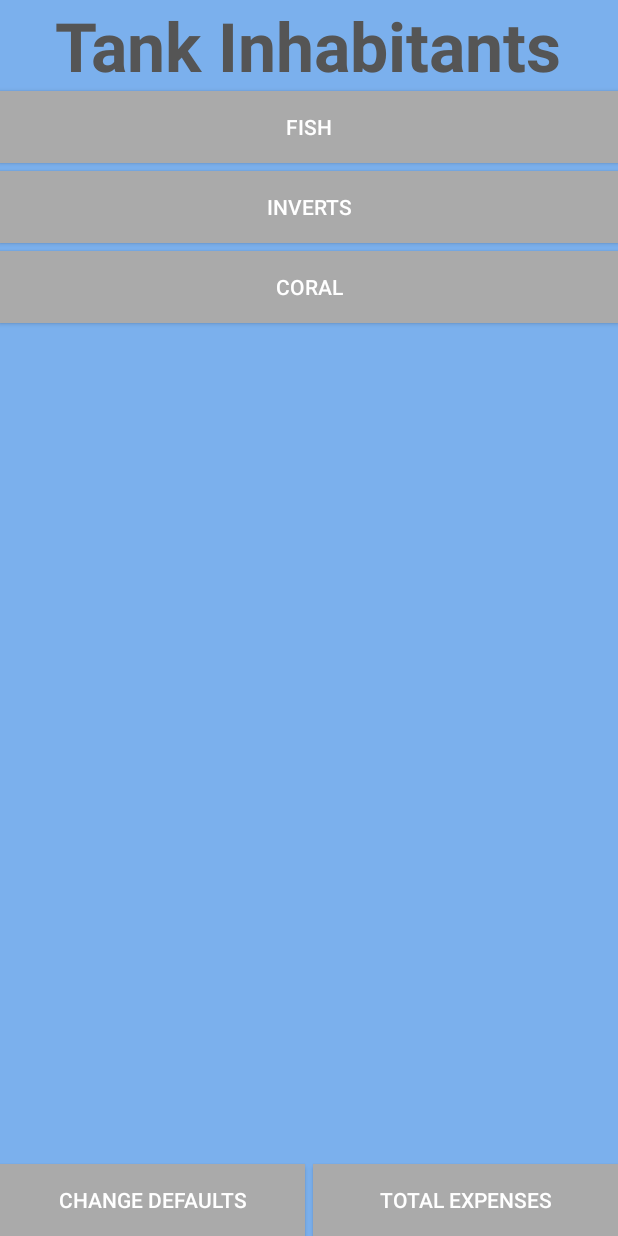
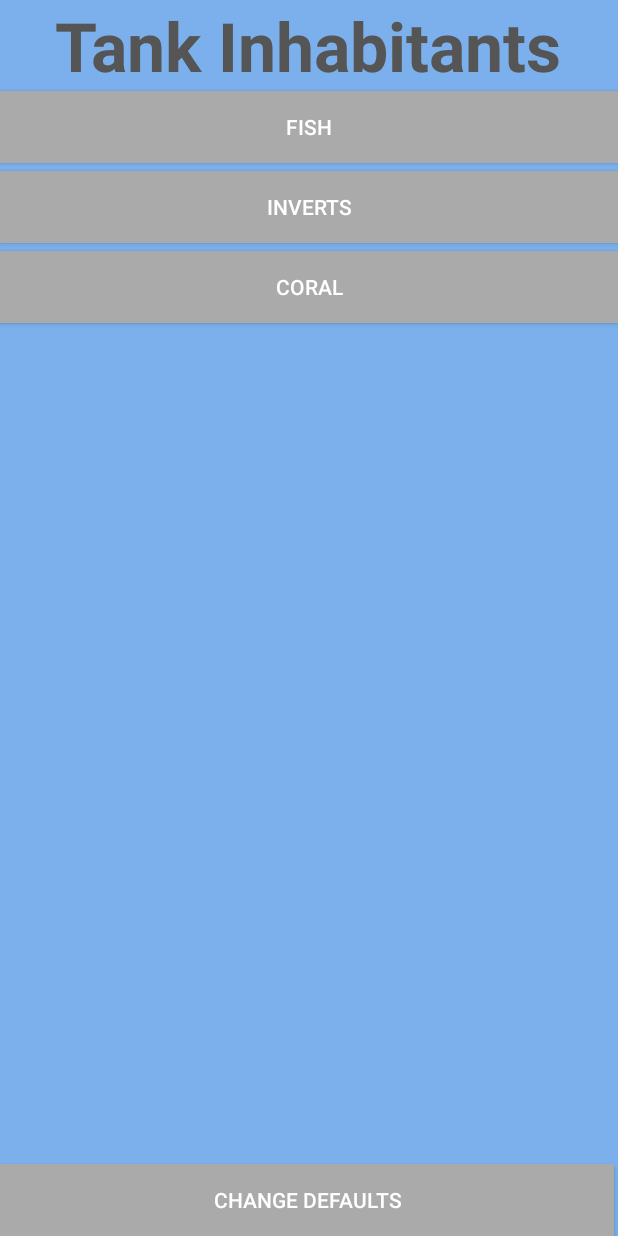
Before and after one commit to jekrause/reef, an Android app: the TankInhabitantsActivity screen opened directly, with no data from a screen before it, on a phone screen of 412 x 824 dp. Run offline under Robolectric (Android 15) with nearby library versions, the phone set to English and light mode, and no system bars.

Commit message:
image menu fixes. Removed total expense feature for now

```diff
--- a/app/src/main/res/layout/activity_tank_inhabitants.xml
+++ b/app/src/main/res/layout/activity_tank_inhabitants.xml
@@ -71,7 +71,7 @@
             android:layout_width="match_parent"
             android:layout_height="wrap_content"
             android:layout_alignParentBottom="true"
-            android:layout_weight="1"
+            android:layout_weight="2"
             android:layout_marginTop="5dp"
             android:layout_alignParentEnd="true"
             android:layout_alignParentStart="true"
@@ -81,15 +81,15 @@
             android:text="Change Defaults"
             android:id="@+id/button5" />
 
-        <Button
-            android:layout_width="match_parent"
-            android:layout_height="wrap_content"
-            android:background="@android:color/darker_gray"
-            android:layout_marginTop="5dp"
-            android:layout_marginLeft="2.5dp"
-            android:layout_weight="1"
-            android:onClick="expensesClick"
-            android:text="Total Expenses"/>
+        <!--<Button-->
+            <!--android:layout_width="match_parent"-->
+            <!--android:layout_height="wrap_content"-->
+            <!--android:background="@android:color/darker_gray"-->
+            <!--android:layout_marginTop="5dp"-->
+            <!--android:layout_marginLeft="2.5dp"-->
+            <!--android:layout_weight="1"-->
+            <!--android:onClick="expensesClick"-->
+            <!--android:text="Total Expenses"/>-->
 
     </LinearLayout>
 
```
Also changed, not shown: app/src/main/java/kdc/reef/john/reefcaluclators/CoralSelectedActivity.java (+22 -16 lines), app/src/main/java/kdc/reef/john/reefcaluclators/FishSelectedActivity.java (+23 -14 lines), app/src/main/java/kdc/reef/john/reefcaluclators/InvertsSelectedActivity.java (+24 -15 lines).
